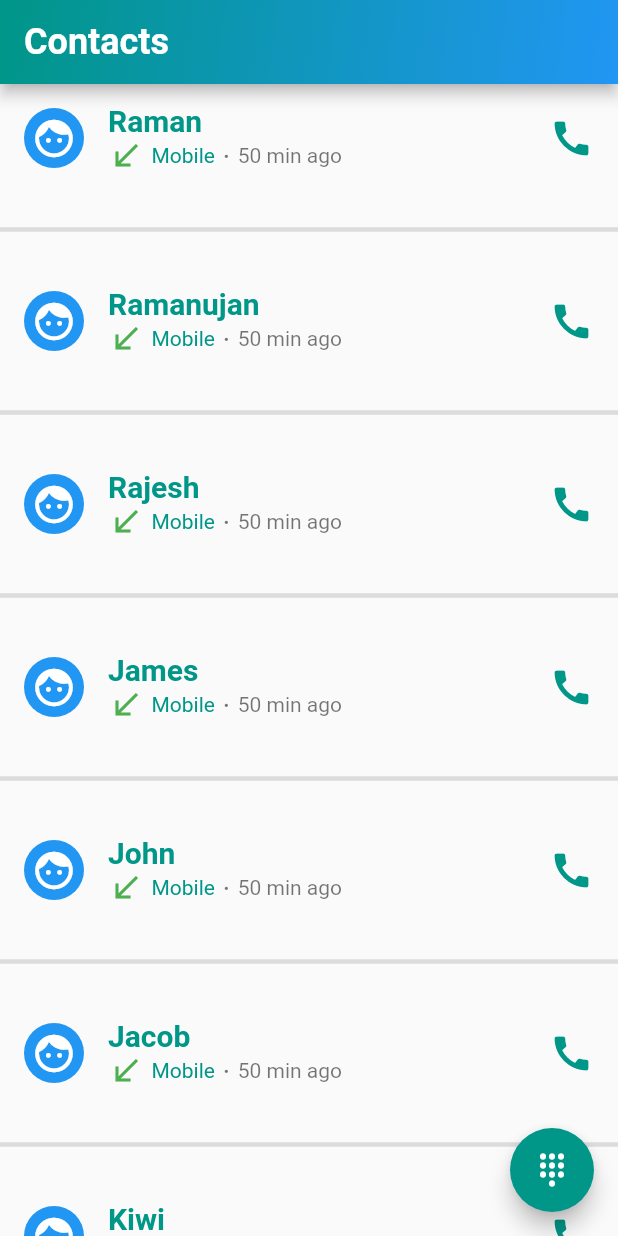
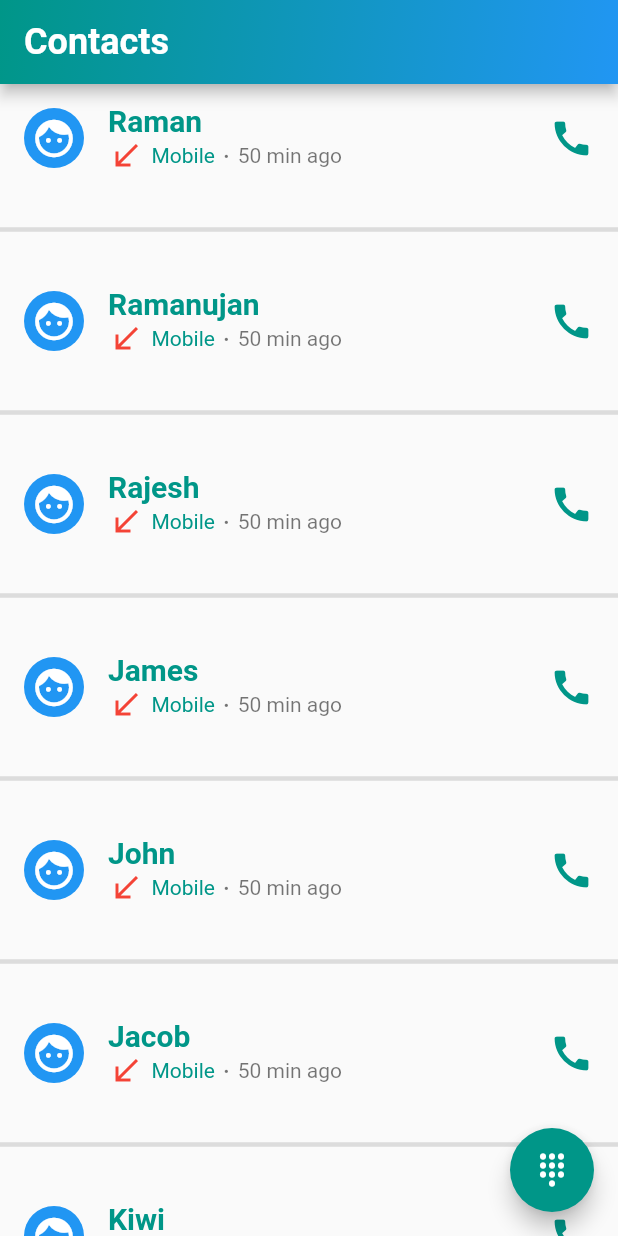
Before and after one commit to Super-User97/FlutterPracticeProjects, a Flutter app: the screen it shows after launch, on a phone screen of 412 x 824 dp. Run offline on Flutter 3.47's test engine with Material 2 defaults, Android fonts, the phone set to English and light mode, and no system bars.

Commit message:
calls icon color changes

```diff
--- a/lib/main.dart
+++ b/lib/main.dart
@@ -42,6 +42,17 @@ class DashBoardScreen extends StatelessWidget {
   IconData getAvatarIcon(String gender) {
     return gender == 'Male' ? Icons.face : Icons.pregnant_woman;
   }
+  // Function to generate a random calls
+  String getRandomCalls(){
+    Random random = Random();
+    return random.nextBool() ? 'Receive' : 'Sent';
+  }
+
+  IconData getAvatarCallsIcon(String calls) {
+    return calls == 'Receive' ? Icons.call_received : Icons.call_made;
+  }
+
+
 
   @override
   Widget build(BuildContext context) {
@@ -74,6 +85,8 @@ class DashBoardScreen extends StatelessWidget {
           int timeDifference = random.nextInt(51) + 10;
           // Get a random gender (Male/Female)
           String gender = getRandomGender();
+          // Get a random call (recevied /sent)
+          String calls = getRandomCalls();
           return InkWell(
             onTap: () {
               // Navigate to the details page when a name is tapped
@@ -114,9 +127,8 @@ class DashBoardScreen extends StatelessWidget {
                   children: <Widget>[
                     // Incoming/Outgoing icon based on your condition
                     Icon(
-                      Icons
-                          .call_received, // Replace with your icon for incoming/outgoing
-                      color: Colors.green, // Customize the color
+                      getAvatarCallsIcon(calls), // Replace with your icon for incoming/outgoing
+                      color: calls == 'Receive' ? Colors.red : Colors.green, // Customize the color
                     ),
                     SizedBox(width: 5), // Add some spacing
 
```
